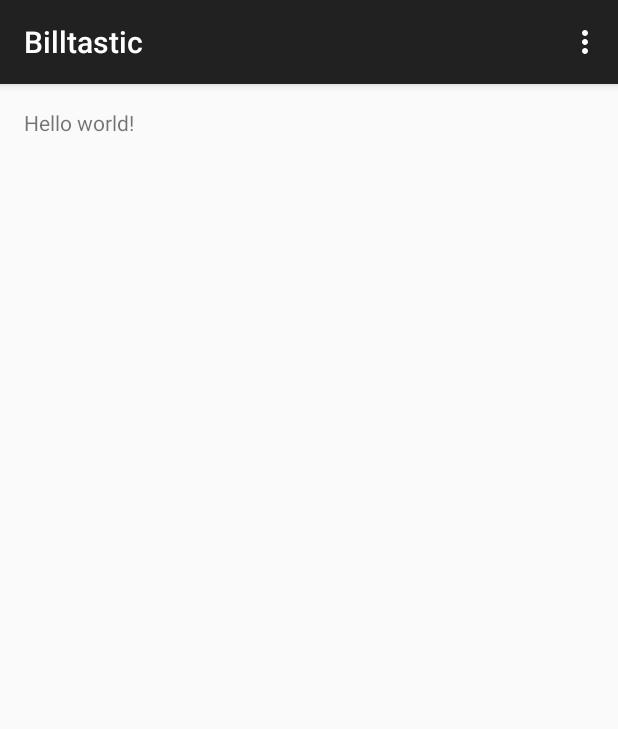
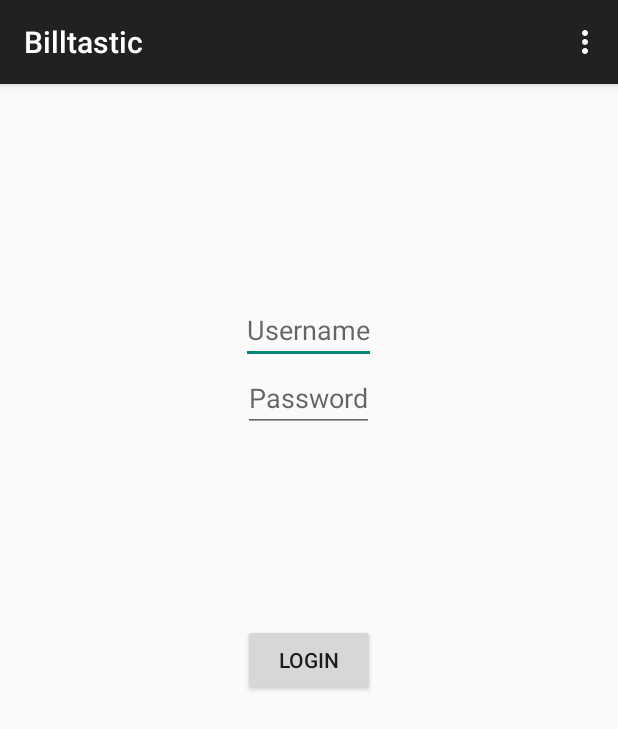
Before and after one commit to alexhzr/Billtastic-for-Android, an Android app: the screen it shows after launch (Login), on a phone screen of 412 x 824 dp. Shown: the top 729 px of the screen. Run offline under Robolectric (Android 15) with nearby library versions, the phone set to English and light mode, and no system bars; libraries missing offline, so code that uses them is left out: com.loopj.android.

Commit message:
Now it's possible to log in.

```diff
--- a/app/build.gradle
+++ b/app/build.gradle
@@ -20,6 +20,7 @@ android {
 }
 
 dependencies {
-    compile fileTree(dir: 'libs', include: ['*.jar'])
+    compile fileTree(include: ['*.jar'], dir: 'libs')
     compile 'com.android.support:appcompat-v7:22.0.0'
+    compile 'com.loopj.android:android-async-http:1.4.5'
 }
--- a/app/src/main/AndroidManifest.xml
+++ b/app/src/main/AndroidManifest.xml
@@ -1,7 +1,7 @@
 <?xml version="1.0" encoding="utf-8"?>
 <manifest xmlns:android="http://schemas.android.com/apk/res/android"
     package="com.alexhzr.billtastic" >
-
+    <uses-permission android:name="android.permission.INTERNET" />
     <application
         android:allowBackup="true"
         android:icon="@mipmap/ic_launcher"
--- /dev/null
+++ b/app/src/main/java/com/alexhzr/billtastic/HTTPRequest/SessionController.java
@@ -0,0 +1,5 @@
+package com.alexhzr.billtastic.HTTPRequest;
+
+
+public class SessionController {
+}
--- a/app/src/main/java/com/alexhzr/billtastic/Login.java
+++ b/app/src/main/java/com/alexhzr/billtastic/Login.java
@@ -1,17 +1,35 @@
 package com.alexhzr.billtastic;
 
+import android.content.Context;
+import android.os.Bundle;
 import android.support.v7.app.ActionBarActivity;
-import android.os.Bundle;
 import android.view.Menu;
 import android.view.MenuItem;
+import android.view.View;
+import android.widget.EditText;
+import android.widget.Toast;
+
+import com.alexhzr.billtastic.HTTPRequest.ApiClient;
+import com.loopj.android.http.JsonHttpResponseHandler;
+import com.loopj.android.http.RequestParams;
+
+import org.apache.http.Header;
+import org.json.JSONException;
+import org.json.JSONObject;
 
 
 public class Login extends ActionBarActivity {
+    EditText username;
+    EditText password;
+    Context context;
 
     @Override
     protected void onCreate(Bundle savedInstanceState) {
         super.onCreate(savedInstanceState);
         setContentView(R.layout.activity_login);
+        username = (EditText) findViewById(R.id.login_username);
+        password = (EditText) findViewById(R.id.login_password);
+        context = this.getApplicationContext();
     }
 
 
@@ -36,4 +54,24 @@ public class Login extends ActionBarActivity {
 
         return super.onOptionsItemSelected(item);
     }
+
+    public void login(View v) {
+        RequestParams params = new RequestParams();
+        params.put("username", username.getText().toString());
+        params.put("password", password.getText().toString());
+        ApiClient.post("login", params, new JsonHttpResponseHandler() {
+            @Override
+            public void onSuccess(int statusCode, Header[] headers, JSONObject response) {
+                try {
+                    if (response.getInt("SERVER_RESPONSE") == 1) {
+                        Toast.makeText(context, R.string.s_login_success, Toast.LENGTH_SHORT).show();
+                        //intent to main activity
+                    } else if (statusCode == 401)
+                        Toast.makeText(context, R.string.e_login_failure, Toast.LENGTH_SHORT).show();
+                } catch (JSONException e) {
+                    e.printStackTrace();
+                }
+            }
+        });
+    }
 }
--- a/app/src/main/res/layout/activity_login.xml
+++ b/app/src/main/res/layout/activity_login.xml
@@ -5,7 +5,38 @@
     android:paddingTop="@dimen/activity_vertical_margin"
     android:paddingBottom="@dimen/activity_vertical_margin" tools:context=".Login">
 
-    <TextView android:text="@string/hello_world" android:layout_width="wrap_content"
-        android:layout_height="wrap_content" />
+    <EditText
+        android:layout_width="wrap_content"
+        android:layout_height="wrap_content"
+        android:id="@+id/login_username"
+        android:layout_alignParentTop="true"
+        android:layout_centerHorizontal="true"
+        android:layout_marginTop="125dp"
+        android:hint="Username" />
 
+    <EditText
+        android:layout_width="wrap_content"
+        android:layout_height="wrap_content"
+        android:id="@+id/login_password"
+        android:layout_below="@+id/login_username"
+        android:layout_centerHorizontal="true"
+        android:hint="Password" />
+
+    <Button
+        android:layout_width="wrap_content"
+        android:layout_height="wrap_content"
+        android:text="Login"
+        android:id="@+id/login_submit"
+        android:layout_centerVertical="true"
+        android:layout_centerHorizontal="true"
+        android:onClick="login" />
+
+    <TextView
+        android:id="@+id/login_response"
+        android:layout_width="wrap_content"
+        android:layout_height="wrap_content"
+        android:layout_gravity="center"
+        android:layout_marginTop="59dp"
+        android:layout_below="@+id/login_submit"
+        android:layout_centerHorizontal="true" />
 </RelativeLayout>
--- /dev/null
+++ b/app/src/main/res/values/activity_login_strings.xml
@@ -0,0 +1,6 @@
+<?xml version="1.0" encoding="utf-8"?>
+<resources>
+    <string name="s_login_success">Logged in!</string>
+
+    <string name="e_login_failure">Wrong username or password</string>
+</resources>
```
Also changed, not shown: app/src/main/java/com/alexhzr/billtastic/HTTPRequest/ApiClient.java (added, +32 -0 lines), 1 other file.
